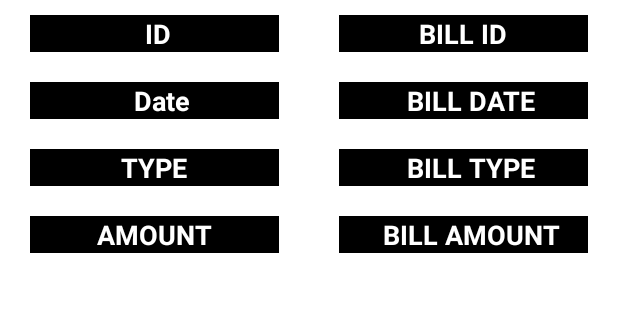
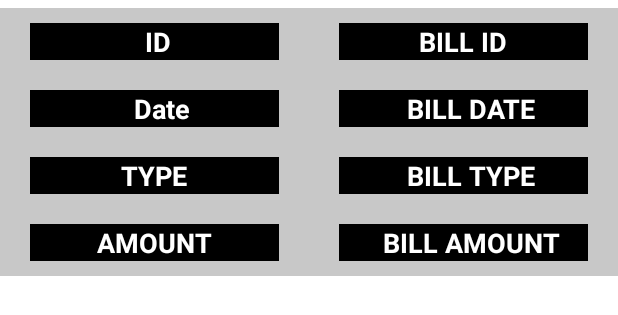
Before and after one commit to GagandeepKaur97/C0768688_W2020_MAD3125_FP, an Android app: the layout bill_add.xml on its own in the app's theme, with its tools: preview values and no code run, on a phone screen of 412 x 824 dp. Shown: the top 315 px of the screen. Run offline under Robolectric (Android 15) with nearby library versions, the phone set to English and light mode, and no system bars.

```diff
--- a/app/src/main/java/com/gagan/c0768688_w2020_mad3125_fp/Repo/customerRepo.java
+++ b/app/src/main/java/com/gagan/c0768688_w2020_mad3125_fp/Repo/customerRepo.java
@@ -1,5 +1,6 @@
 package com.gagan.c0768688_w2020_mad3125_fp.Repo;
 
+import com.gagan.c0768688_w2020_mad3125_fp.classes.Bill;
 import com.gagan.c0768688_w2020_mad3125_fp.classes.HydroBill;
 import com.gagan.c0768688_w2020_mad3125_fp.classes.InternetBill;
 import com.gagan.c0768688_w2020_mad3125_fp.classes.MobileBill;
@@ -53,4 +54,5 @@ public class customerRepo {
 
 
 
+
 }
--- a/app/src/main/java/com/gagan/c0768688_w2020_mad3125_fp/customeradapter/billsadapter.java
+++ b/app/src/main/java/com/gagan/c0768688_w2020_mad3125_fp/customeradapter/billsadapter.java
@@ -10,6 +10,7 @@ import androidx.annotation.NonNull;
 import androidx.recyclerview.widget.RecyclerView;
 
 import com.gagan.c0768688_w2020_mad3125_fp.R;
+import com.gagan.c0768688_w2020_mad3125_fp.Repo.StringExtension;
 import com.gagan.c0768688_w2020_mad3125_fp.UI.BillDisplay;
 import com.gagan.c0768688_w2020_mad3125_fp.classes.Bill;
 
@@ -42,7 +43,7 @@ public class billsadapter extends RecyclerView.Adapter<billsadapter.ViewHolder>
     public void onBindViewHolder(@NonNull final billsadapter.ViewHolder holder, int position) {
         final Bill mBills = this.billArrayList.get(position);
         holder.txtCellBillId.setText(mBills.getBillId());
-        holder.txtCellBillAmount.setText(mBills.getTotalBillAmount().toString());
+        holder.txtCellBillAmount.setText(StringExtension.doubleFormatter(mBills.getTotalBillAmount()));
         holder.txtCellBillDate.setText(mBills.getBillDate().toString());
         holder.txtCellBillType.setText(mBills.getBillType().toString());
 
--- a/app/src/main/java/com/gagan/c0768688_w2020_mad3125_fp/customeradapter/customerAdapter.java
+++ b/app/src/main/java/com/gagan/c0768688_w2020_mad3125_fp/customeradapter/customerAdapter.java
@@ -42,7 +42,7 @@ public class customerAdapter extends RecyclerView.Adapter<customerAdapter.custom
             public void onClick(View v) {
                 customer cust = customerRepo.getInstance().getCustomers().get(position);
                 Intent sint = new Intent(holder.itemView.getContext(), Customer_screen.class);
-                sint.putExtra("customers", cust);
+                sint.putExtra("CustomerOBJ", cust);
                 holder.itemView.getContext().startActivity(sint);
             }
         });
--- a/app/src/main/res/layout/activity_add_new_bill.xml
+++ b/app/src/main/res/layout/activity_add_new_bill.xml
@@ -49,6 +49,7 @@
 
             <com.google.android.material.textfield.TextInputEditText
                 android:id="@+id/BillDateTextInputEditText"
+                android:focusable="false"
                 android:layout_width="match_parent"
                 android:layout_height="wrap_content"
                 android:hint="Bill Date" />
--- a/app/src/main/res/layout/bill_add.xml
+++ b/app/src/main/res/layout/bill_add.xml
@@ -4,6 +4,9 @@
     xmlns:tools="http://schemas.android.com/tools"
     android:layout_width="match_parent"
     android:layout_height="wrap_content"
+    android:layout_marginTop="5dp"
+    android:background="?attr/colorButtonNormal"
+    android:backgroundTint="@color/cardview_shadow_start_color"
     android:orientation="vertical">
 
     <androidx.appcompat.widget.LinearLayoutCompat
@@ -21,9 +24,9 @@
             android:layout_marginBottom="10dp"
             android:layout_weight="1"
             android:background="@color/design_default_color_on_secondary"
+            android:gravity="center"
+            android:text=" ID"
             android:textColor="@android:color/background_light"
-            android:text=" ID"
-            android:gravity="center"
             android:textSize="18sp"
             android:textStyle="bold" />
 
@@ -38,9 +41,9 @@
             android:layout_marginBottom="10dp"
             android:layout_weight="1"
             android:background="@color/design_default_color_on_secondary"
+            android:gravity="center"
+            android:text="BILL ID"
             android:textColor="@android:color/background_light"
-            android:text="BILL ID"
-            android:gravity="center"
             android:textSize="18sp"
             android:textStyle="bold" />
 
@@ -61,10 +64,10 @@
             android:layout_marginBottom="10dp"
             android:layout_weight="1"
             android:background="@color/design_default_color_on_secondary"
-            android:textColor="@android:color/background_light"
             android:gravity="center"
             android:paddingLeft="10dp"
             android:text="Date"
+            android:textColor="@android:color/background_light"
             android:textSize="18sp"
             android:textStyle="bold" />
 
@@ -78,10 +81,10 @@
             android:layout_marginBottom="10dp"
             android:layout_weight="1"
             android:background="@color/design_default_color_on_secondary"
-            android:textColor="@android:color/background_light"
             android:gravity="center"
             android:paddingLeft="10dp"
             android:text="BILL DATE"
+            android:textColor="@android:color/background_light"
             android:textSize="18sp"
             android:textStyle="bold" />
     </androidx.appcompat.widget.LinearLayoutCompat>
@@ -101,9 +104,9 @@
             android:layout_marginBottom="10dp"
             android:layout_weight="1"
             android:background="@color/design_default_color_on_secondary"
-            android:textColor="@android:color/background_light"
             android:gravity="center"
             android:text="TYPE"
+            android:textColor="@android:color/background_light"
             android:textSize="18sp"
             android:textStyle="bold" />
 
@@ -117,10 +120,10 @@
             android:layout_marginBottom="10dp"
             android:layout_weight="1"
             android:background="@color/design_default_color_on_secondary"
+            android:gravity="center"
+            android:paddingLeft="10dp"
+            android:text="BILL TYPE"
             android:textColor="@android:color/background_light"
-            android:paddingLeft="10dp"
-            android:gravity="center"
-            android:text="BILL TYPE"
             android:textSize="18sp"
             android:textStyle="bold" />
     </androidx.appcompat.widget.LinearLayoutCompat>
@@ -133,15 +136,15 @@
             android:id="@+id/lblAmount"
             android:layout_width="match_parent"
             android:layout_height="wrap_content"
-            android:layout_weight="1"
             android:layout_marginStart="20dp"
             android:layout_marginTop="10dp"
             android:layout_marginEnd="20dp"
             android:layout_marginBottom="10dp"
+            android:layout_weight="1"
             android:background="@color/design_default_color_on_secondary"
-            android:textColor="@android:color/background_light"
             android:gravity="center"
             android:text="AMOUNT"
+            android:textColor="@android:color/background_light"
             android:textSize="18sp"
             android:textStyle="bold" />
 
@@ -149,15 +152,15 @@
             android:id="@+id/txtCellBillAmount"
             android:layout_width="match_parent"
             android:layout_height="wrap_content"
-            android:layout_weight="1"
             android:layout_marginStart="20dp"
             android:layout_marginTop="10dp"
             android:layout_marginEnd="20dp"
+            android:layout_weight="1"
             android:background="@color/design_default_color_on_secondary"
-            android:textColor="@android:color/background_light"
+            android:gravity="center"
             android:paddingLeft="10dp"
             android:text="BILL AMOUNT"
-            android:gravity="center"
+            android:textColor="@android:color/background_light"
             android:textSize="18sp"
             android:textStyle="bold" />
     </androidx.appcompat.widget.LinearLayoutCompat>
```
Also changed, not shown: app/src/main/java/com/gagan/c0768688_w2020_mad3125_fp/UI/BillDisplay.java (+4 -3 lines), app/src/main/java/com/gagan/c0768688_w2020_mad3125_fp/UI/Customer_screen.java (+24 -8 lines), app/src/main/java/com/gagan/c0768688_w2020_mad3125_fp/UI/addNewBillActivity.java (+46 -4 lines).
